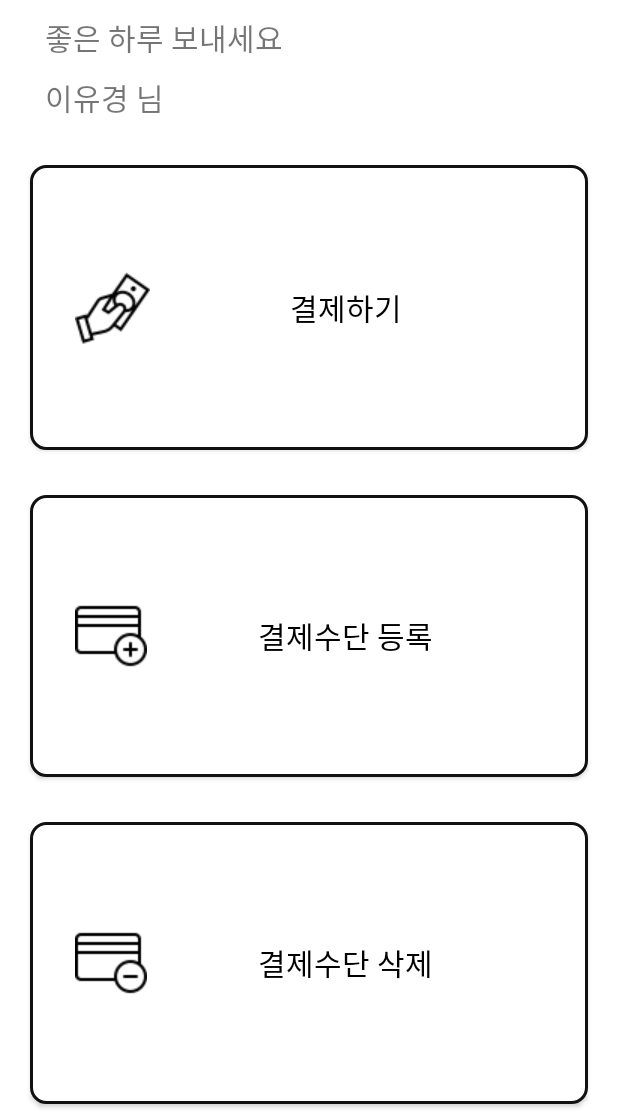
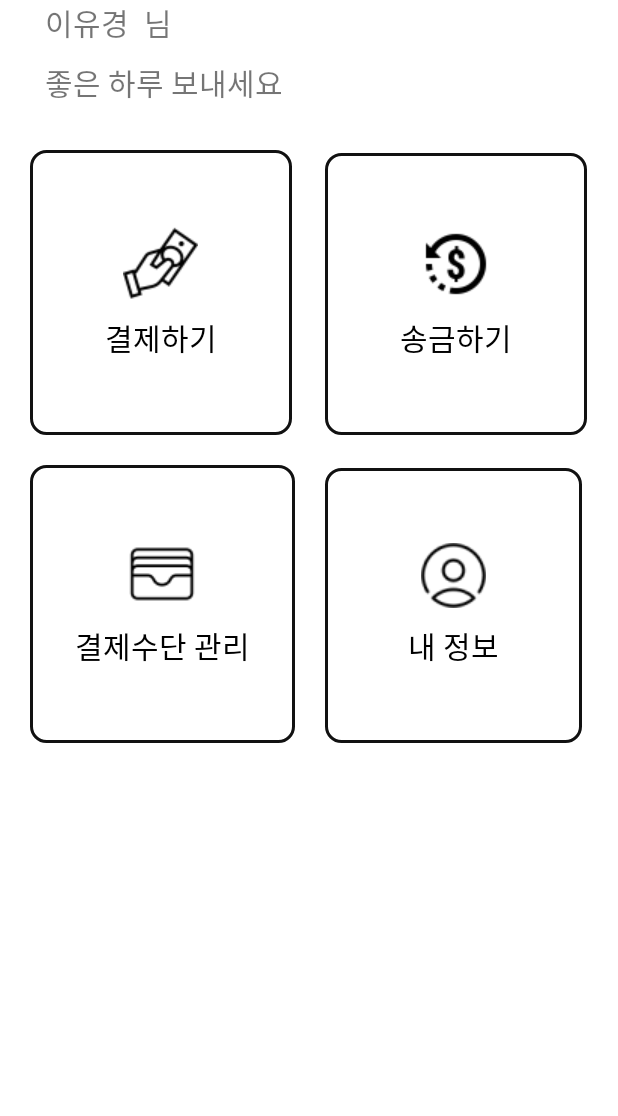
Before and after one commit to pjy2163/Frontend, an Android app: the layout activity_main.xml on its own in the app's theme, with its tools: preview values and no code run, on a phone screen of 412 x 824 dp, the part 120-1236 px from its top. Run offline under Robolectric (Android 15) with nearby library versions, the phone set to English and light mode, and no system bars.

Commit message:
메인화면 디자인 수정

```diff
--- a/app/src/main/res/drawable/icsize_my_info.xml
+++ /dev/null
@@ -1,7 +0,0 @@
-<?xml version="1.0" encoding="utf-8"?>
-<layer-list xmlns:android="http://schemas.android.com/apk/res/android">
-    <item
-        android:drawable="@drawable/ic_person"
-        android:width="48dp"
-        android:height="48dp"/>
-</layer-list>
--- a/app/src/main/res/layout/activity_main.xml
+++ b/app/src/main/res/layout/activity_main.xml
@@ -1,7 +1,4 @@
 <?xml version="1.0" encoding="utf-8"?>
-
-
-
 <FrameLayout xmlns:android="http://schemas.android.com/apk/res/android"
     xmlns:app="http://schemas.android.com/apk/res-auto"
     android:id="@+id/mainContainer"
@@ -11,11 +8,6 @@
     android:orientation="vertical"
     tools:context=".MainActivity"
     android:background="@color/background">
-
-    <androidx.core.widget.NestedScrollView
-        android:layout_width="match_parent"
-        android:layout_height="match_parent"
-        android:fillViewport="true">
 
         <LinearLayout
             android:layout_width="match_parent"
@@ -28,6 +20,29 @@
                 android:layout_height="80dp"
                 app:srcCompat="@drawable/logo" />
 
+            <LinearLayout
+                android:layout_width="match_parent"
+                android:layout_height="wrap_content"
+                android:orientation="horizontal">
+
+                <TextView
+                    android:id="@+id/txt_username"
+                    android:layout_width="wrap_content"
+                    android:layout_height="wrap_content"
+                    android:text="이유경"
+                    android:textSize="20dp"
+                    android:layout_marginLeft="30dp">
+                </TextView>
+
+                <TextView
+                    android:layout_width="wrap_content"
+                    android:layout_height="wrap_content"
+                    android:text="님"
+                    android:textSize="20dp"
+                    android:layout_marginLeft="10dp">
+                </TextView>
+            </LinearLayout>
+
             <TextView
                 android:layout_width="wrap_content"
                 android:layout_height="wrap_content"
@@ -38,121 +53,89 @@
                 android:layout_marginBottom="10dp"/>
 
 
-            <TextView
-                android:layout_width="wrap_content"
-                android:layout_height="wrap_content"
-                android:text="이유경 님"
-                android:textSize="20dp"
-                android:layout_marginLeft="30dp">
-
-            </TextView>
+            <GridLayout
+                android:layout_width="match_parent"
+                android:layout_height="wrap_content">
 
                 <android.widget.Button
                     android:id="@+id/pay_btn"
-                android:layout_width="match_parent"
+                    android:layout_width="wrap_content"
                     android:layout_height="wrap_content"
+                    android:layout_row="0"
+                    android:layout_column="0"
                     android:layout_marginLeft="20dp"
-                android:layout_marginTop="30dp"
-                android:layout_marginRight="20dp"
+                    android:layout_marginRight="10dp"
+                    android:layout_marginTop="20dp"
                     android:background="@drawable/stroke_round"
-                android:drawableLeft="@drawable/ic_pay"
-                android:drawablePadding="-30dp"
-                android:paddingLeft="30dp"
-                android:paddingTop="70dp"
-                android:paddingBottom="70dp"
+                    android:drawableTop="@drawable/ic_pay"
+                    android:drawablePadding="10dp"
+                    android:paddingLeft="50dp"
+                    android:paddingRight="50dp"
+                    android:paddingTop="50dp"
+                    android:paddingBottom="50dp"
                     android:text="결제하기"
                     android:textColor="@color/black"
                     android:textSize="@dimen/sub_title" />
 
                 <android.widget.Button
-                android:id="@+id/register_pay_btn"
-                android:layout_width="match_parent"
+                    android:id="@+id/transfer_btn"
+                    android:layout_width="wrap_content"
                     android:layout_height="wrap_content"
+                    android:layout_marginLeft="10dp"
+                    android:layout_marginRight="20dp"
+                    android:layout_marginTop="20dp"
                     android:background="@drawable/stroke_round"
-                android:text="결제수단 등록"
+                    android:drawableTop="@drawable/ic_transfer"
+                    android:drawablePadding="10dp"
+                    android:paddingLeft="50dp"
+                    android:paddingRight="50dp"
+                    android:paddingTop="50dp"
+                    android:paddingBottom="50dp"
+                    android:layout_row="0"
+                    android:layout_column="1"
+                    android:text="송금하기"
                     android:textColor="@color/black"
-                android:textSize="@dimen/sub_title"
-                android:drawableLeft="@drawable/ic_add_card"
-                android:paddingLeft="30dp"
-                android:paddingTop="70dp"
-                android:paddingBottom="70dp"
-                android:drawablePadding="-30dp"
-                android:layout_marginLeft="20dp"
-                android:layout_marginRight="20dp"
-                android:layout_marginTop="30dp"/>
-
+                    android:textSize="@dimen/sub_title" />
 
                 <android.widget.Button
-                android:id="@+id/delete_pay_btn"
-                android:layout_width="match_parent"
+                    android:id="@+id/editPay_btn"
+                    android:layout_width="wrap_content"
                     android:layout_height="wrap_content"
+                    android:layout_row="1"
+                    android:layout_column="0"
+                    android:layout_marginLeft="20dp"
+                    android:layout_marginRight="10dp"
+                    android:layout_marginTop="20dp"
                     android:background="@drawable/stroke_round"
-                android:text="결제수단 삭제"
+                    android:drawableTop="@drawable/ic_wallet"
+                    android:drawablePadding="10dp"
+                    android:paddingLeft="30dp"
+                    android:paddingRight="30dp"
+                    android:paddingTop="50dp"
+                    android:paddingBottom="50dp"
+                    android:text="결제수단 관리"
                     android:textColor="@color/black"
-                android:textSize="@dimen/sub_title"
-                android:drawableLeft="@drawable/ic_delete_card"
-                android:paddingLeft="30dp"
-                android:paddingTop="70dp"
-                android:paddingBottom="70dp"
-                android:drawablePadding="-30dp"
-                android:layout_marginLeft="20dp"
-                android:layout_marginRight="20dp"
-                android:layout_marginTop="30dp"/>
+                    android:textSize="@dimen/sub_title" />
 
                 <android.widget.Button
                     android:id="@+id/editInfo_btn"
-                android:layout_width="match_parent"
+                    android:layout_width="wrap_content"
                     android:layout_height="wrap_content"
                     android:textColor="@color/black"
                     android:background="@drawable/stroke_round"
                     android:text="내 정보"
                     android:textSize="@dimen/sub_title"
-                android:drawableLeft="@drawable/icsize_my_info"
-                android:paddingLeft="30dp"
-                android:paddingTop="70dp"
-                android:paddingBottom="70dp"
-                android:drawablePadding="-30dp"
-                android:layout_marginLeft="20dp"
+                    android:drawableTop="@drawable/ic_person"
+                    android:paddingLeft="55dp"
+                    android:paddingRight="55dp"
+                    android:paddingTop="50dp"
+                    android:paddingBottom="50dp"
+                    android:drawablePadding="10dp"
+                    android:layout_row="1"
+                    android:layout_column="1"
+                    android:layout_marginLeft="10dp"
                     android:layout_marginRight="20dp"
-                android:layout_marginTop="30dp"/>
-
-            <android.widget.Button
-                android:id="@+id/transfer_with_picture_btn"
-                android:layout_width="match_parent"
-                android:layout_height="wrap_content"
-                android:textColor="@color/black"
-                android:background="@drawable/stroke_round"
-                android:text="사진으로 송금하기"
-                android:textSize="@dimen/sub_title"
-                android:drawableLeft="@drawable/ic_camera"
-                android:paddingLeft="30dp"
-                android:paddingTop="70dp"
-                android:paddingBottom="70dp"
-                android:drawablePadding="-30dp"
-                android:layout_marginLeft="20dp"
-                android:layout_marginRight="20dp"
-                android:layout_marginTop="30dp"
-                android:layout_marginBottom="30dp"
-                />
-
-            <android.widget.Button
-                android:id="@+id/transfer_with_voice_btn"
-                android:layout_width="match_parent"
-                android:layout_height="wrap_content"
-                android:textColor="@color/black"
-                android:background="@drawable/stroke_round"
-                android:text="음성으로 송금하기"
-                android:textSize="@dimen/sub_title"
-                android:drawableLeft="@drawable/ic_voice"
-                android:paddingLeft="30dp"
-                android:paddingTop="70dp"
-                android:paddingBottom="70dp"
-                android:drawablePadding="-30dp"
-                android:layout_marginLeft="20dp"
-                android:layout_marginRight="20dp"
-                android:layout_marginBottom="50dp"
-                />
-
+                    android:layout_marginTop="20dp"/>
+            </GridLayout>
         </LinearLayout>
-    </androidx.core.widget.NestedScrollView>
 </FrameLayout>
```
Also changed, not shown: app/src/main/AndroidManifest.xml (+19 -23 lines), app/src/main/java/com/example/graduation/MainActivity.kt (+3 -17 lines), app/src/main/java/com/example/graduation/Signup_Pwd.kt (+5 -3 lines), app/src/main/java/com/example/graduation/Transfer.kt (added, +57 -0 lines), app/src/main/res/layout/activity_transfer.xml (added, +66 -0 lines), app/src/main/res/drawable/ic_person.png, app/src/main/res/drawable/ic_transfer.png (added), app/src/main/res/drawable/ic_wallet.png (added). Lines whose indentation alone changed are shown as unchanged.
